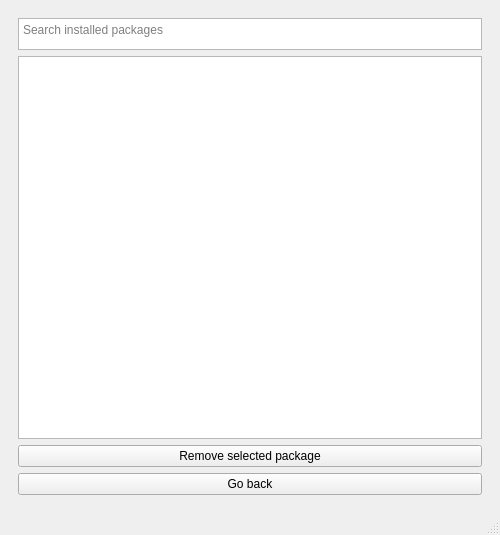
This is mainwindow.ui in mikroffarad/QtEmerge as Qt 5 draws it before an edit. The edited form follows.
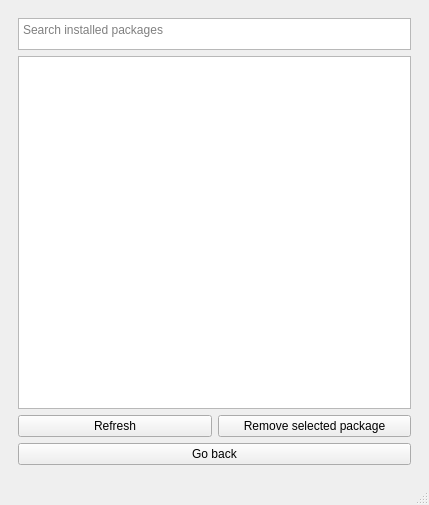
This is the edited form. The open tabs and pages were chosen to show the change.

Commit message: feat: refresh button to update package list

```diff
--- a/mainwindow.ui
+++ b/mainwindow.ui
@@ -6,8 +6,8 @@
    <rect>
     <x>0</x>
     <y>0</y>
-    <width>500</width>
-    <height>535</height>
+    <width>429</width>
+    <height>505</height>
    </rect>
   </property>
   <property name="windowTitle">
@@ -110,6 +110,15 @@
            <widget class="QListWidget" name="lw_packages"/>
           </item>
           <item>
+           <layout class="QHBoxLayout" name="horizontalLayout_4">
+            <item>
+             <widget class="QPushButton" name="b_refresh">
+              <property name="text">
+               <string>Refresh</string>
+              </property>
+             </widget>
+            </item>
+            <item>
            <widget class="QPushButton" name="b_remove">
             <property name="text">
              <string>Remove selected package</string>
@@ -118,6 +127,8 @@
           </item>
          </layout>
         </item>
+         </layout>
+        </item>
         <item row="1" column="0">
          <widget class="QPushButton" name="b_back">
           <property name="text">
@@ -136,8 +147,8 @@
     <rect>
      <x>0</x>
      <y>0</y>
-     <width>500</width>
-     <height>20</height>
+     <width>429</width>
+     <height>26</height>
     </rect>
    </property>
   </widget>
```
Lines whose indentation alone changed are shown as unchanged. The commit also changes 1 other file.
